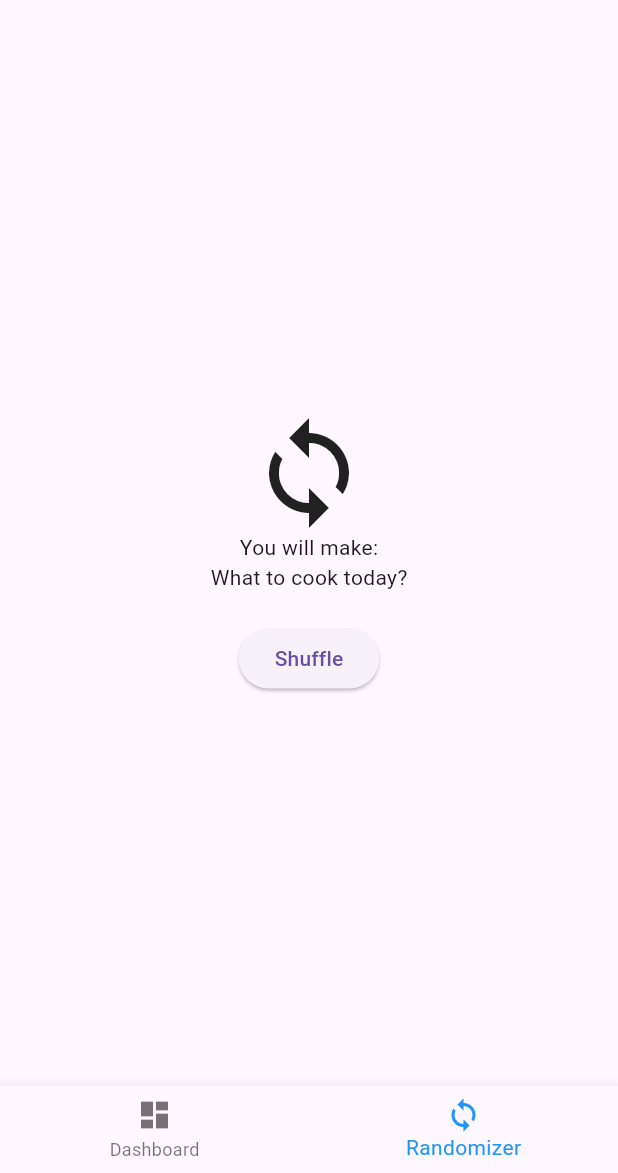
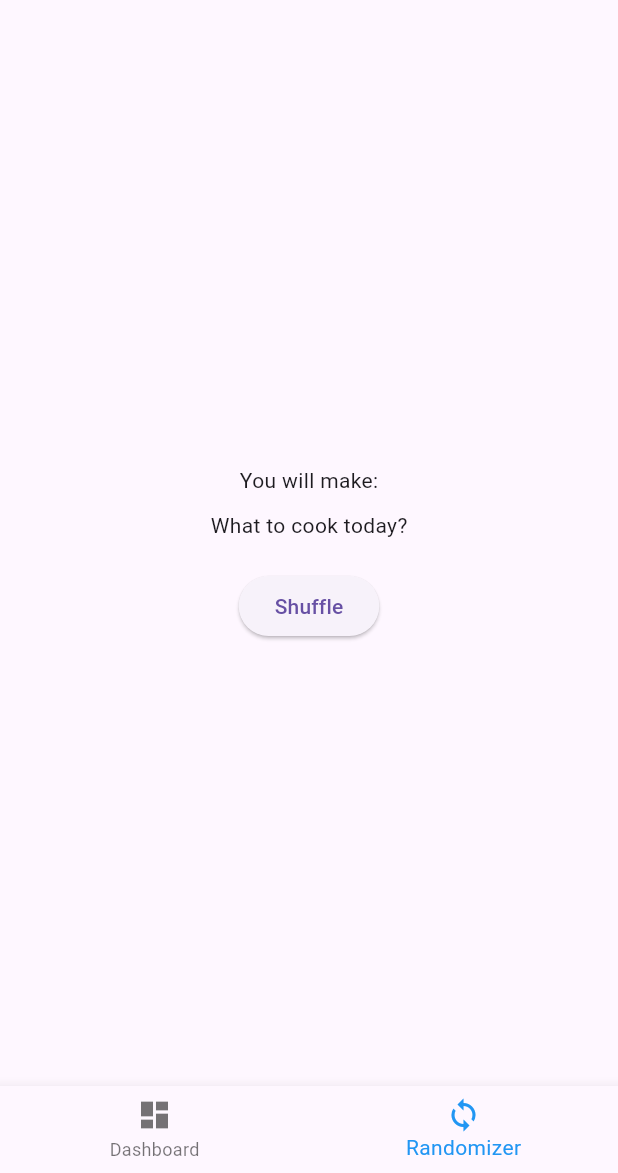
Before and after one commit to mariahariannie/flutter-recipe-app, a Flutter app: the screen it shows after launch, item 2 of the bottom bar chosen, on a phone screen of 412 x 824 dp, the part 63-1236 px from its top. Run offline on Flutter 3.47's test engine with Material 3 defaults, Android fonts, the phone set to English and light mode, and no system bars; our stand-ins replace firebase_core; accounts and stored records are empty; network calls fail.

Commit message:
updated UI

```diff
--- a/lib/screens/Randomizer.dart
+++ b/lib/screens/Randomizer.dart
@@ -47,8 +47,8 @@ class _RandomizerState extends State<Randomizer> {
         child: Column(
           mainAxisAlignment: MainAxisAlignment.center,
           children: <Widget>[
-            Icon(Icons.loop ,size: 80),
             Text("You will make:"),
+            SizedBox(height: 10.0),
             randomRecipe != null
                 ? GestureDetector(
                   onTap: () {
@@ -59,12 +59,22 @@ class _RandomizerState extends State<Randomizer> {
                         ),
                       );
                     },
-                    child: Text(
-                      "${randomRecipe!.name}!",
-                      style: TextStyle(color: Colors.blue, decoration: TextDecoration.underline)
-                    ),
-                  )
-                : Text("What to cook today?"),
+                    child: Column(
+                    children: [
+                      Image.network(
+                        randomRecipe!.imgUrl,
+                        width: 200,
+                        height: 200,
+                      ),
+                      SizedBox(height: 8.0),
+                      Text(
+                        "${randomRecipe!.name}!",
+                        style: TextStyle(color: Colors.blue, decoration: TextDecoration.underline)
+                      ),
+                    ],
+                  ),
+                )
+              : Text("What to cook today?"),
                 SizedBox(height: 20.0),
                 ElevatedButton(
                   onPressed: displayRandomRecipe,
```
Also changed, not shown: lib/screens/Details.dart (+9 -4 lines).
